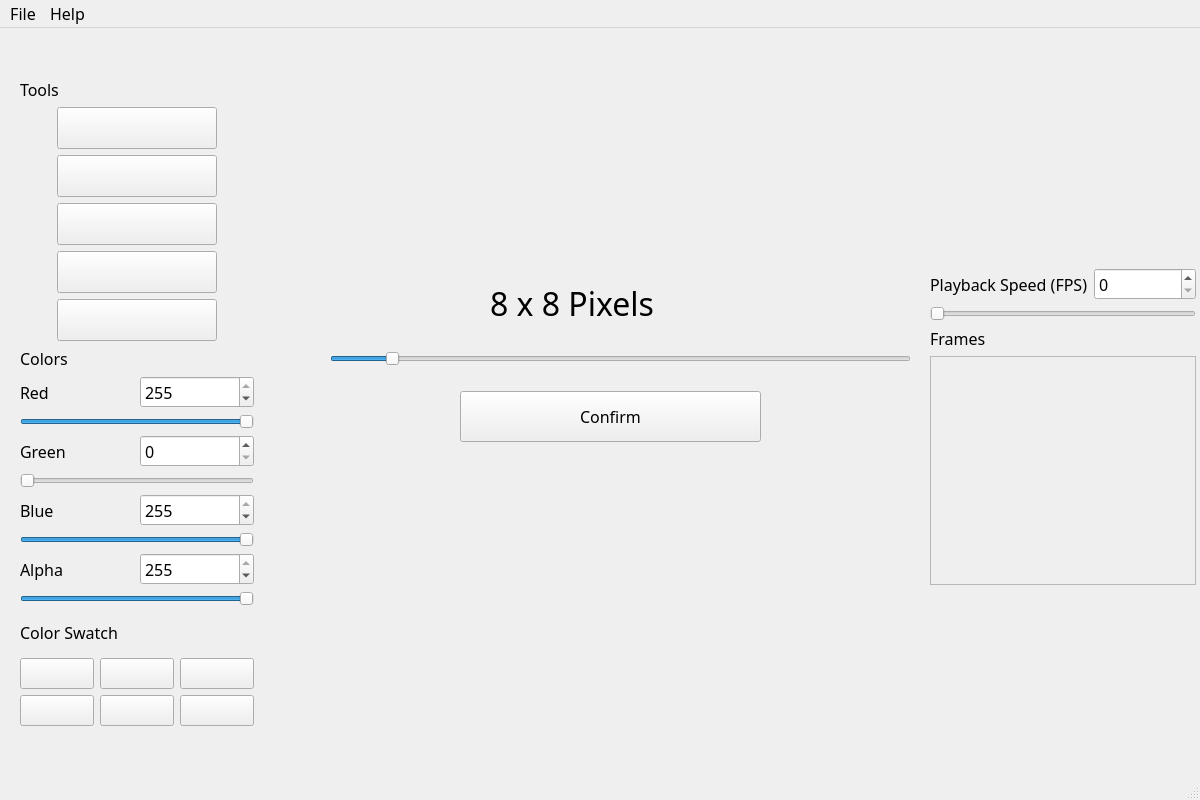
samirsarin04/SpriteEditor, file view.ui: the form before one commit.
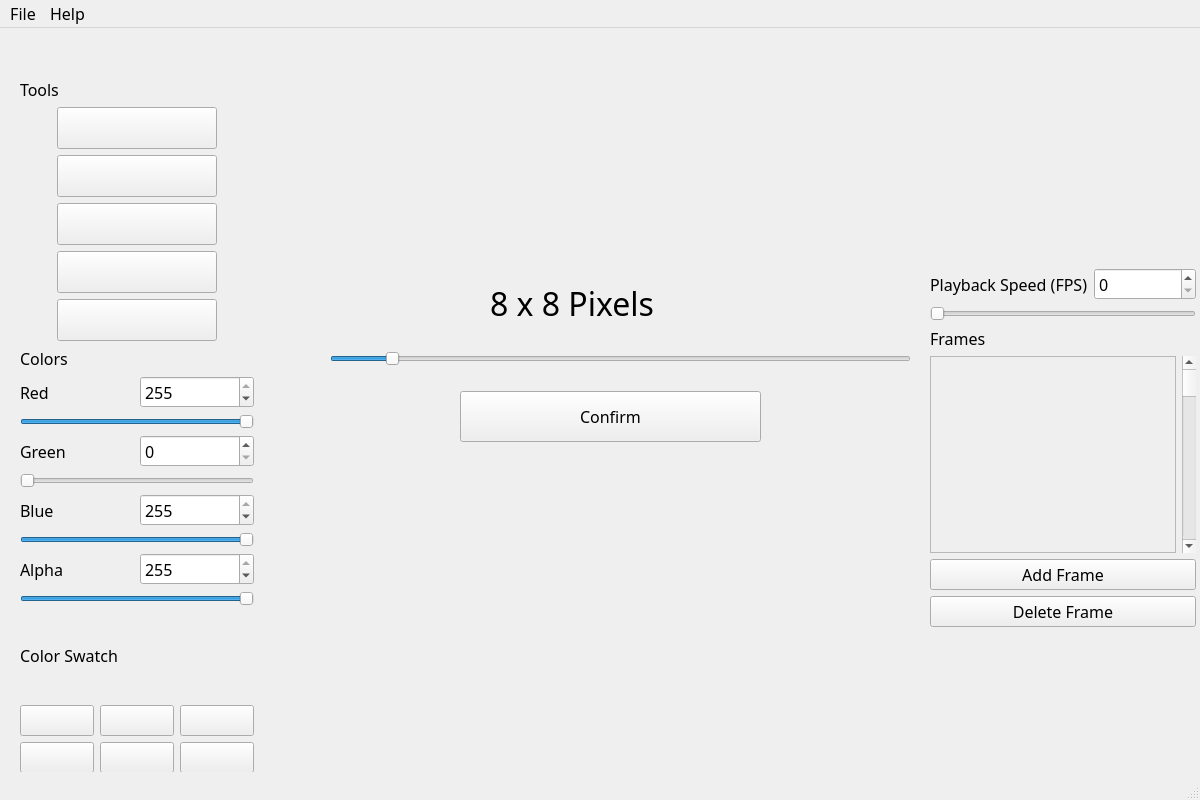
The form after the commit. Custom widgets are drawn as their Qt base class.

Commit message: added frames button template

Diff of the .ui file:
```diff
--- a/view.ui
+++ b/view.ui
@@ -98,7 +98,7 @@
       <x>20</x>
       <y>50</y>
       <width>234</width>
-      <height>648</height>
+      <height>695</height>
      </rect>
     </property>
     <layout class="QVBoxLayout" name="verticalLayout_7">
@@ -441,7 +441,7 @@
       <x>930</x>
       <y>240</y>
       <width>266</width>
-      <height>317</height>
+      <height>359</height>
      </rect>
     </property>
     <layout class="QVBoxLayout" name="verticalLayout_8">
@@ -499,6 +499,8 @@
         </widget>
        </item>
        <item>
+        <layout class="QHBoxLayout" name="horizontalLayout_7">
+         <item>
         <widget class="QScrollArea" name="framesScrollArea">
          <property name="widgetResizable">
           <bool>true</bool>
@@ -508,14 +510,40 @@
            <rect>
             <x>0</x>
             <y>0</y>
-            <width>260</width>
-            <height>222</height>
+              <width>235</width>
+              <height>179</height>
            </rect>
           </property>
          </widget>
         </widget>
        </item>
-      </layout>
+         <item>
+          <widget class="QScrollBar" name="verticalScrollBar">
+           <property name="focusPolicy">
+            <enum>Qt::NoFocus</enum>
+           </property>
+           <property name="orientation">
+            <enum>Qt::Vertical</enum>
+           </property>
+          </widget>
+         </item>
+        </layout>
+       </item>
+      </layout>
+     </item>
+     <item>
+      <widget class="QPushButton" name="addFrameButton">
+       <property name="text">
+        <string>Add Frame</string>
+       </property>
+      </widget>
+     </item>
+     <item>
+      <widget class="QPushButton" name="removeFrameButton">
+       <property name="text">
+        <string>Delete Frame</string>
+       </property>
+      </widget>
      </item>
     </layout>
    </widget>
```
Left out of the diff: 2 changed lines with no effect on the pictures. Lines whose indentation alone changed are shown as unchanged. The commit also changes 2 other files.
